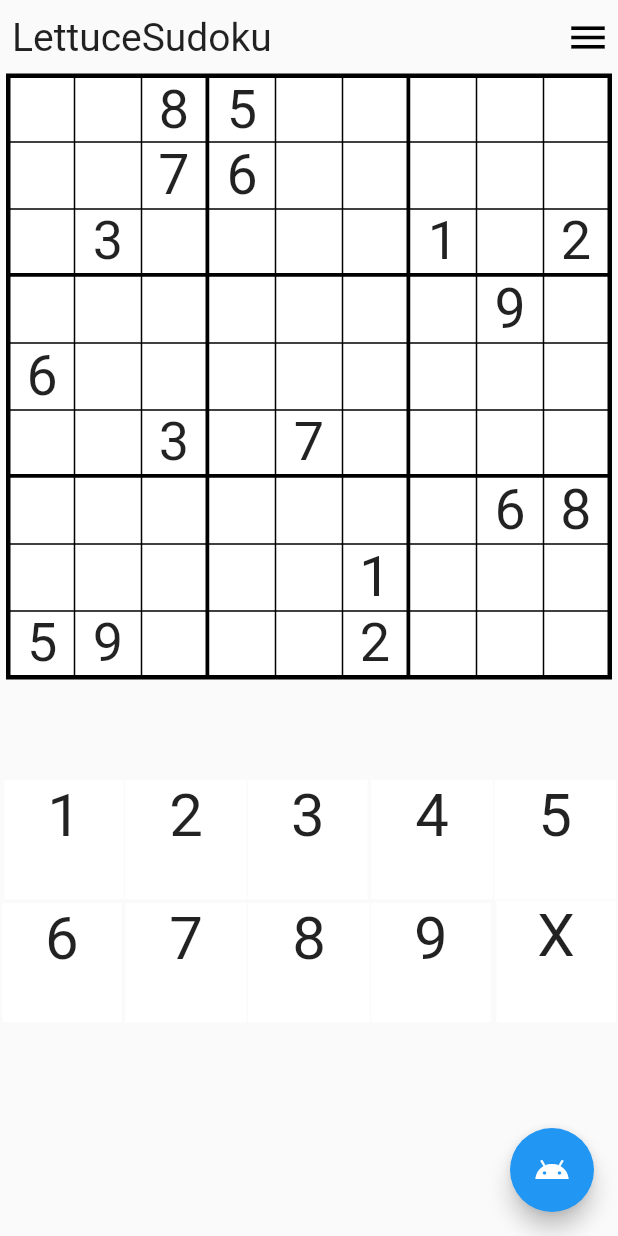
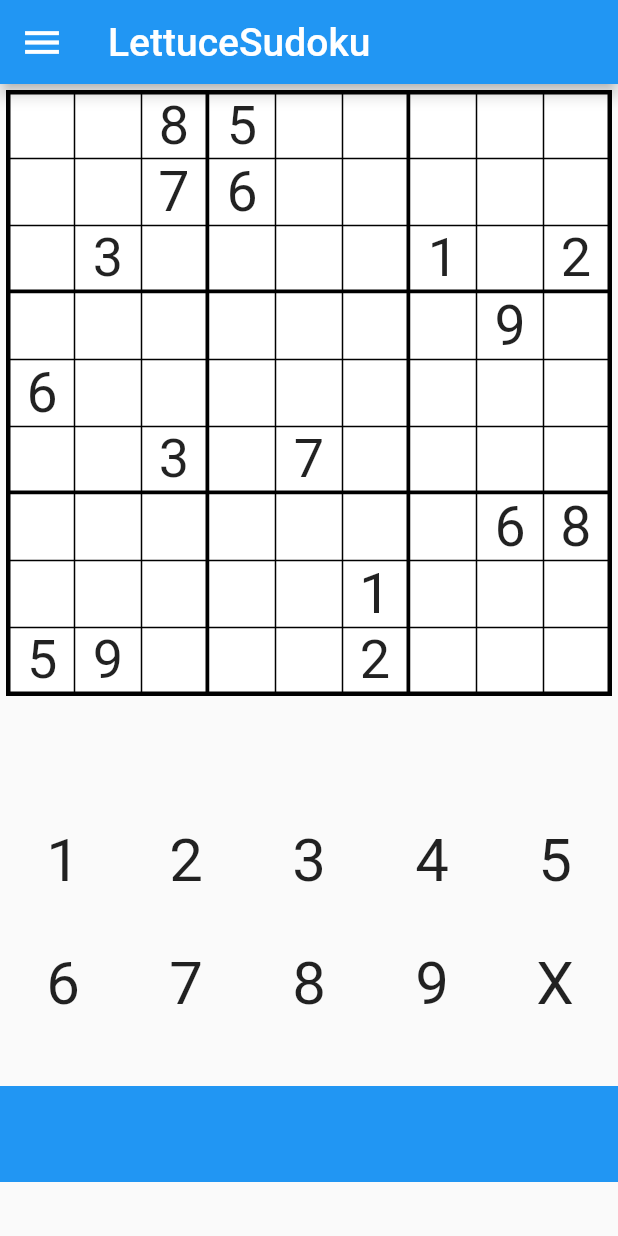
Before and after one commit to lettucebowler/flutterdoku, a Flutter app: the screen it shows after launch, on a phone screen of 412 x 824 dp. Run offline on Flutter 3.47's test engine with Material 2 defaults, Android fonts, the phone set to English and light mode, and no system bars; drawn by our look-alikes of auto_size_text; Roboto replaces fonts that are missing (FiraCode-Bold).

Commit message:
more layout changes

```diff
--- a/lib/main.dart
+++ b/lib/main.dart
@@ -144,33 +144,21 @@ class _MyHomePageState extends State<MyHomePage> {
     return color;
   }
 
-  @override
-  Widget build(BuildContext context) {
-    if(problem == null) {
-      problem = SudokuProblem();
-    }
-
-    if(button_grid == null) {
-      button_grid = List();
-    }
+  Widget _makeBoardButton(int index, SudokuProblem problem) {
+    var row = index ~/ problem.board_size;
+    var col = index % problem.board_size;
     SudokuState currentState = problem.getCurrentState();
     List currentBoard = currentState.getTiles();
-    board = GridView.count(
-        padding: EdgeInsets.all(1),
-        crossAxisCount: problem.board_size,
-        childAspectRatio: 1,
-        children: List.generate(problem.board_size * problem.board_size, (index) {
-          var row = index ~/ problem.board_size;
-          var col = index % problem.board_size;
     var cellNum = currentBoard[row][col];
     String toPlace = cellNum == 0 ? '' : cellNum.toString();
 
-          Container button = Container(
+    Ink button = Ink(
       padding: getBoardPadding(index),
       child: Material(
         color: _getColor(row, col),
         child: InkWell(
           splashColor: Colors.deepOrange,
+          hoverColor: Colors.red,
           onTap: () {
             selectedRow = row;
             selectedCol = col;
@@ -178,6 +166,7 @@ class _MyHomePageState extends State<MyHomePage> {
             setState(() {
             });
           },
+          child: Center(
             child: AutoSizeText(
               toPlace,
               textAlign: TextAlign.center,
@@ -189,30 +178,52 @@ class _MyHomePageState extends State<MyHomePage> {
             ),
           ),
         ),
+      ),
     );
 
+    return button;
+  }
+
+  @override
+  Widget build(BuildContext context) {
+    if(problem == null) {
+      problem = SudokuProblem();
+    }
+
+    if(button_grid == null) {
+      button_grid = List();
+    }
+
+    board = GridView.count(
+        padding: EdgeInsets.all(1),
+        crossAxisCount: problem.board_size,
+        childAspectRatio: 1,
+        children: List.generate(problem.board_size * problem.board_size, (index) {
+          Ink button = _makeBoardButton(index, problem);
           button_grid.add(button);
           return button;
         })
     );
 
     return Scaffold(
-      body: Container(
-        padding: EdgeInsets.only(top: MediaQuery.of(context).padding.top + 5),
-        height: MediaQuery.of(context).size.height - MediaQuery.of(context).padding.top - MediaQuery.of(context).padding.bottom,
-        width: MediaQuery.of(context).size.width,
-        child: Column (
-          mainAxisAlignment: MainAxisAlignment.start,
-          children: <Widget>[
-//            _getGridAndButtons(),
-            Container(
-              height: 40,
-              padding: EdgeInsets.only(left: 8),
-              child: Row(
-                mainAxisAlignment: MainAxisAlignment.end,
-                children: <Widget>[
-                  Expanded(
-                    child: Text(
+      appBar: AppBar(
+        leading: Container(
+//          child: Material(
+            child: InkWell(
+//              splashColor: Colors.deepOrange,
+              child: Container(
+                height: 30,
+                width: 30,
+                child: Icon(Icons.menu, color: Colors.white, size: 30),
+              ),
+              onTap: () {
+                _solveGame(problem);
+                setState(() {});
+              },
+            ),
+//          ),
+        ),
+        title: Text(
           'LettuceSudoku',
           textAlign: TextAlign.left,
           style: TextStyle(
@@ -221,24 +232,16 @@ class _MyHomePageState extends State<MyHomePage> {
           ),
         ),
       ),
-                  InkWell(
-                    splashColor: Colors.deepOrange,
-                    child: Container(
-                      height: 40,
-                      width: 40,
-                      child: Icon(Icons.menu, color: Colors.black, size: 30),
-                    ),
-                    onTap: () {
-                      _solveGame(problem);
-                      setState(() {
-
-                      });
-                    },
-                  ),
-                ],
-              ),
-            ),
+      body: Container(
+//        padding: EdgeInsets.only(top: MediaQuery.of(context).padding.top + 5),
+        height: MediaQuery.of(context).size.height - MediaQuery.of(context).padding.top - MediaQuery.of(context).padding.bottom,
+        width: MediaQuery.of(context).size.width,
+        child: Column (
+          mainAxisAlignment: MainAxisAlignment.start,
+          children: <Widget>[
+//            _getGridAndButtons(),
             Flexible(
+              flex: 7,
               child: AspectRatio(
                 aspectRatio: 1,
                 child: Container(
@@ -250,29 +253,39 @@ class _MyHomePageState extends State<MyHomePage> {
                 ),
               ),
             ),
-            Container(
-              height: 60,
+            Flexible(
+              flex: 1,
+              child: Material(
+//                color: Colors.blue,
+                child: InkWell(
+                  onTap: () {},
+                  splashColor: Colors.deepOrange,
                 ),
-            AspectRatio(
-              aspectRatio: 2,
+              ),
+            ),
+            Flexible(
+              flex: 3,
+              child: Container(
+                width: getConstraint(),
                 child: GridView.count(
                   padding: EdgeInsets.all(1),
                   crossAxisCount: 5,
-                childAspectRatio: 1,
+                  physics: new NeverScrollableScrollPhysics(),
                   children: List.generate(10, (index) {
                     int num = (index + 1) % (problem.board_size + 1);
                     String toPlace = num == 0 ? 'X' : (index + 1).toString();
                     Container button = Container(
-                    padding: getBoardPadding(index),
+//                      padding: getBoardPadding(index),
                       child: Material(
-                      color: Colors.white,
+//                        color: Colors.white,
                         child: InkWell(
                           splashColor: Colors.deepOrange,
-                        hoverColor: Colors.teal[400],
+//                          hoverColor: Colors.teal[400],
                           onTap: () {
                             _doMove(num, selectedRow, selectedCol);
                             setState(() {});
                           },
+                          child: Center(
                             child: AutoSizeText(
                               toPlace,
                               textAlign: TextAlign.center,
@@ -280,6 +293,7 @@ class _MyHomePageState extends State<MyHomePage> {
                               style: TextStyle(
                                 fontFamily: 'FiraCode-Bold',
                                 fontSize: 40,
+                              ),
                             ),
                           ),
                         ),
@@ -292,16 +306,47 @@ class _MyHomePageState extends State<MyHomePage> {
                   ),
                 ),
               ),
+
+            ),
+            Flexible(
+              flex: 1,
+              child:
+//              Container(
+//                width: MediaQuery.of(context).size.width,
+//                height: 40,
+////                child: Row(
+////                  mainAxisAlignment: MainAxisAlignment.start,
+////                  children: <Widget>[
+//                    child: Container(
+                      Material(
+                        color: Colors.blue,
+                        child: InkWell(
+                          splashColor: Colors.deepOrange,
+                        ),
+                      ),
+                    ),
+//                    Container(
+//                      child: Material(
+//                        child: InkWell(
+//                          splashColor: Colors.deepOrange,
+//                        ),
+//                      ),
+//                    ),
+//
+//                  ],
+//                ),
+//              ),
+//            ),
           ],
         ),
       ),
-      floatingActionButton: FloatingActionButton(
-        onPressed: () {
-          _resetBoard();
-        },
-        tooltip: 'Increment',
-        child: Icon(Icons.android),
-      ), // This trailing comma makes auto-formatting nicer for build methods.
+//      floatingActionButton: FloatingActionButton(
+//        onPressed: () {
+//          _resetBoard();
+//        },
+//        tooltip: 'Increment',
+//        child: Icon(Icons.android),
+//      ), // This trailing comma makes auto-formatting nicer for build methods.
     );
   }
 
```
Lines whose indentation alone changed are shown as unchanged.
